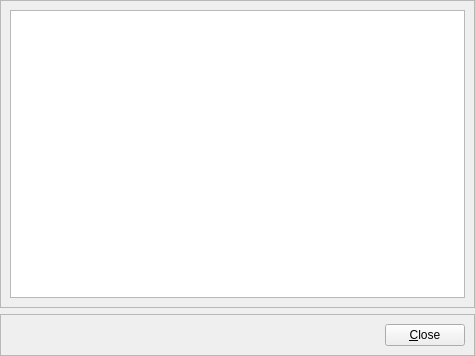
MusculoskeletalAtlasProject/mapclient, file src/mapclient/view/dialogs/about/qt/provenancedialog.ui: the form before one commit.
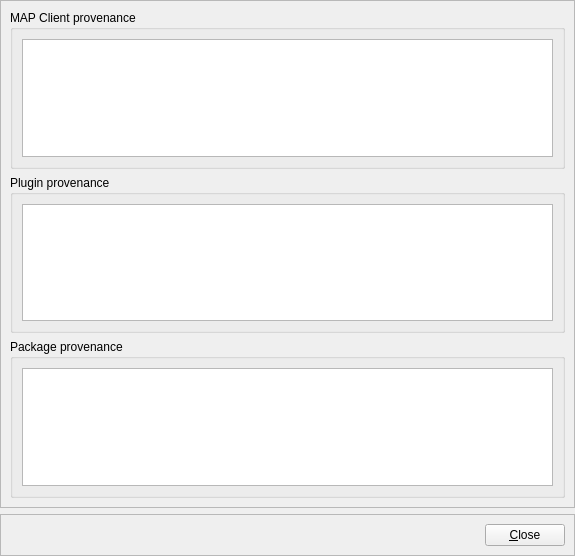
The form after the commit.

Commit message: Update the about provenance dialog to handle the new provenance information layout.

```diff
--- a/src/mapclient/view/dialogs/about/qt/provenancedialog.ui
+++ b/src/mapclient/view/dialogs/about/qt/provenancedialog.ui
@@ -6,8 +6,8 @@
    <rect>
     <x>0</x>
     <y>0</y>
-    <width>475</width>
-    <height>356</height>
+    <width>575</width>
+    <height>556</height>
    </rect>
   </property>
   <property name="windowTitle">
@@ -36,13 +36,46 @@
      </property>
      <layout class="QVBoxLayout" name="verticalLayout_2">
       <item>
-       <widget class="QTableWidget" name="tableWidget">
-        <property name="editTriggers">
-         <set>QAbstractItemView::NoEditTriggers</set>
+       <widget class="QGroupBox" name="groupBoxMAPClient">
+        <property name="title">
+         <string>MAP Client provenance</string>
         </property>
-        <property name="sortingEnabled">
-         <bool>true</bool>
+        <layout class="QVBoxLayout" name="verticalLayout_3">
+         <item>
+          <widget class="QTableWidget" name="tableWidgetMAPClient">
+           <property name="editTriggers">
+            <set>QAbstractItemView::NoEditTriggers</set>
+           </property>
+           <property name="sortingEnabled">
+            <bool>true</bool>
+           </property>
+          </widget>
+         </item>
+        </layout>
+       </widget>
+      </item>
+      <item>
+       <widget class="QGroupBox" name="groupBoxPlugin">
+        <property name="title">
+         <string>Plugin provenance</string>
         </property>
+        <layout class="QVBoxLayout" name="verticalLayout_4">
+         <item>
+          <widget class="QTableWidget" name="tableWidgetPlugin"/>
+         </item>
+        </layout>
+       </widget>
+      </item>
+      <item>
+       <widget class="QGroupBox" name="groupBoxPackage">
+        <property name="title">
+         <string>Package provenance</string>
+        </property>
+        <layout class="QVBoxLayout" name="verticalLayout_5">
+         <item>
+          <widget class="QTableWidget" name="tableWidgetPackage"/>
+         </item>
+        </layout>
        </widget>
       </item>
      </layout>
```
The commit also changes 3 other files.
